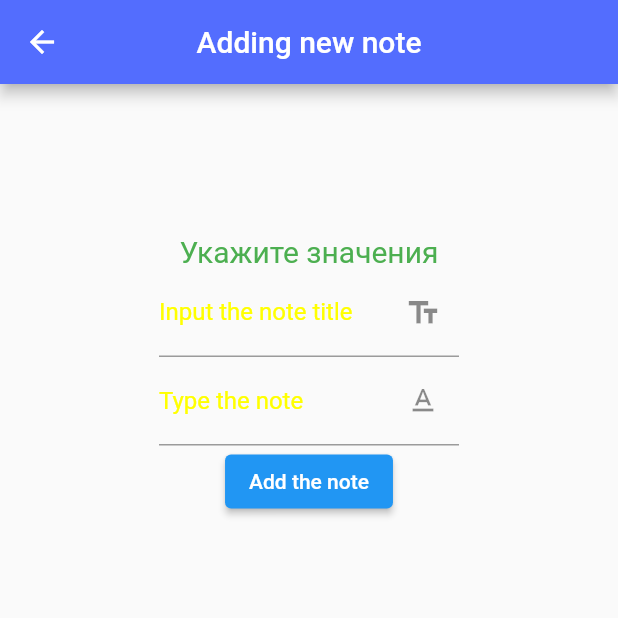
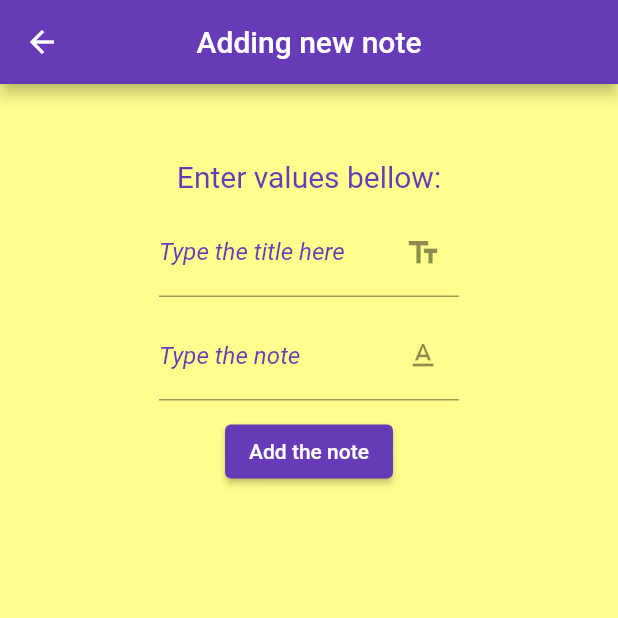
Before and after one commit to romakotek/pet-flutter-notebook, a Flutter app: the ItemAddingPage screen opened by its route, on a phone screen of 412 x 824 dp, the top half of it. Run offline on Flutter 3.47's test engine with Material 2 defaults, Android fonts, the phone set to English and light mode, and no system bars; our stand-ins replace cloud_firestore, firebase_core; accounts and stored records are empty.

Commit message:
#primary color and color of the edit-, delete-buttons changed, #body background color changed, #paddings added between Textfields, # backgroundcolor of the ElevatedButton changed

```diff
--- a/lib/main.dart
+++ b/lib/main.dart
@@ -8,7 +8,7 @@ void main() async {
   await Firebase.initializeApp();
 
   runApp(MaterialApp(
-    theme: ThemeData(primaryColor: Colors.indigoAccent),
+    theme: ThemeData(primaryColor: Colors.deepPurple[500]),
     initialRoute: '/',
     routes: {
       '/': (context) => MainPage(),
--- a/lib/pages/item_adding_page.dart
+++ b/lib/pages/item_adding_page.dart
@@ -15,12 +15,13 @@ class _ItemAddingPageState extends State<ItemAddingPage> {
   @override
   Widget build(BuildContext context) {
     return Scaffold(
+        backgroundColor: Colors.yellowAccent[100],
       appBar: AppBar(
         title: Text('Adding new note'),
         centerTitle: true,
       ),
       body: Container(
-        margin: EdgeInsets.only(top: 100),
+        margin: EdgeInsets.only(top: 50),
         // color: Colors.grey,
         // width: 400,
         child: Row(
@@ -28,15 +29,16 @@ class _ItemAddingPageState extends State<ItemAddingPage> {
           children: [
             Column(
               children: [
-                Text('Укажите значения', style: TextStyle(fontSize: 20, color: Colors.green),),
+                Text('Enter values bellow:', style: TextStyle(fontSize: 20, color: Colors.deepPurple[500]),),
+                Padding(padding: EdgeInsets.only(top: 10)),
                 Container(
                   width: 200,
                   child: TextField(
-                      style: TextStyle(color: Colors.red),
+                      style: TextStyle(color: Colors.black),
                       decoration: InputDecoration(
                         border: UnderlineInputBorder(),
-                        labelText: 'Input the note title',
-                        labelStyle: new TextStyle(color: Colors.yellowAccent),
+                        labelText: 'Type the title here',
+                        labelStyle: new TextStyle(color: Colors.deepPurple[500], fontStyle: FontStyle.italic),
                         suffixIcon: Icon(Icons.text_fields),
                       ),
                       onChanged: (String value){
@@ -46,6 +48,7 @@ class _ItemAddingPageState extends State<ItemAddingPage> {
                       }
                   ),
                 ),
+                Padding(padding: EdgeInsets.only(top: 10)),
                 Container(
                   width: 200,
                   child: TextField(
@@ -53,7 +56,7 @@ class _ItemAddingPageState extends State<ItemAddingPage> {
                       decoration: InputDecoration(
                         border: UnderlineInputBorder(),
                         labelText: 'Type the note',
-                        labelStyle: new TextStyle(color: Colors.yellowAccent),
+                        labelStyle: new TextStyle(color: Colors.deepPurple[500], fontStyle: FontStyle.italic),
                         suffixIcon: Icon(Icons.text_format),
                     ),
                       onChanged: (String value){
@@ -63,12 +66,14 @@ class _ItemAddingPageState extends State<ItemAddingPage> {
                       }
                   ),
                 ),
+                Padding(padding: EdgeInsets.only(top: 10)),
                 ElevatedButton(
                     onPressed: (){
                       FirebaseFirestore.instance.collection('notes').add({'title': _title, 'text': _text});
                       Navigator.pop(context);
                     },
-                    child: Text('Add the note'))
+                    child: Text('Add the note'),
+                style: ButtonStyle(backgroundColor: MaterialStateProperty.all(Colors.deepPurple[500])),)
               ],
             )
           ],
```
Also changed, not shown: lib/pages/main_page.dart (+8 -5 lines).
